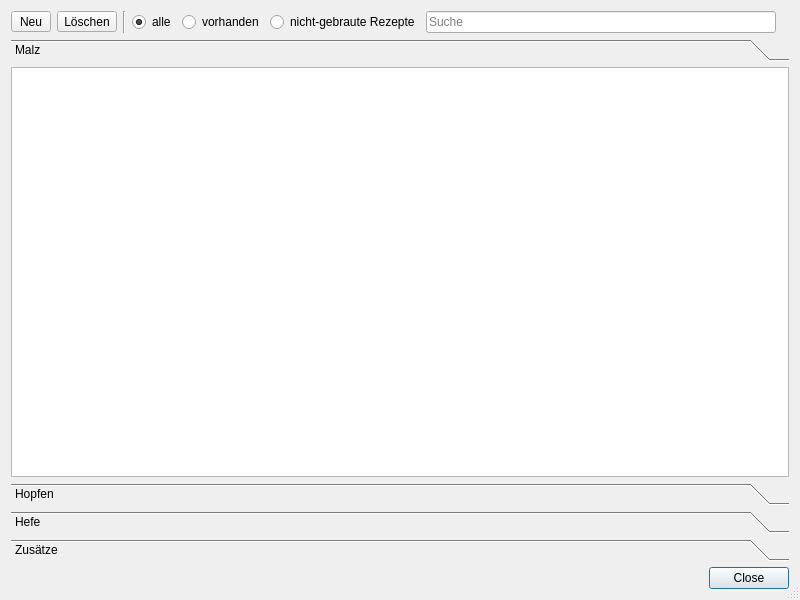
Before: the Qt Designer form kleiner-brauhelfer/dialogs/dlgrohstoffe.ui in kleiner-brauhelfer/kleiner-brauhelfer-2, drawn with Qt 5.
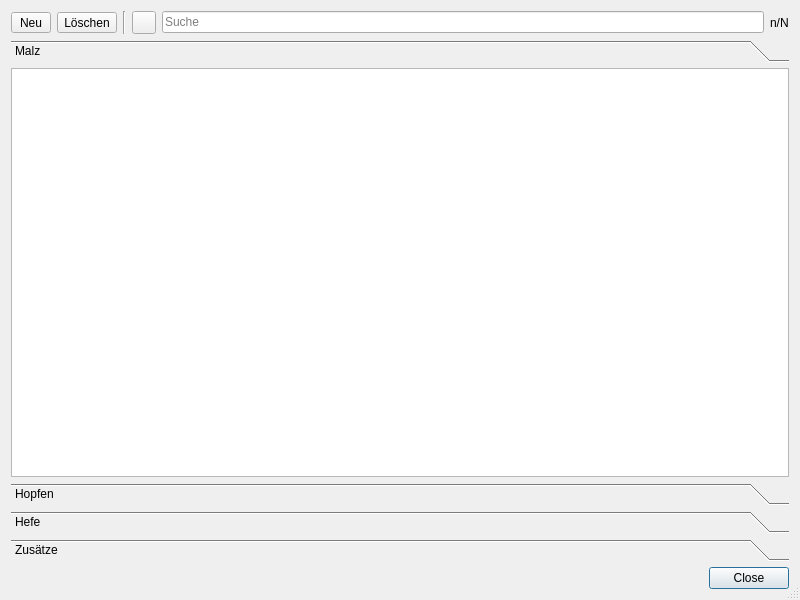
After: the same form once the commit is applied. Icons and pictures are not drawn. Custom widgets are drawn as their Qt base class.

```diff
--- a/kleiner-brauhelfer/dialogs/dlgrohstoffe.ui
+++ b/kleiner-brauhelfer/dialogs/dlgrohstoffe.ui
@@ -77,40 +77,14 @@
       </widget>
      </item>
      <item>
-      <widget class="QRadioButton" name="radioButtonAlle">
-       <property name="toolTip">
-        <string>&lt;html&gt;&lt;head/&gt;&lt;body&gt;&lt;p&gt;Hiermit werden &lt;span style=&quot; font-weight:600;&quot;&gt;alle Rohstoffe&lt;/span&gt; angezeigt.&lt;/p&gt;&lt;/body&gt;&lt;/html&gt;</string>
+      <widget class="FilterButtonLager" name="btnFilter">
+       <property name="icon">
+        <iconset theme="filter"/>
        </property>
-       <property name="text">
-        <string>alle</string>
-       </property>
-       <property name="checked">
-        <bool>true</bool>
-       </property>
       </widget>
      </item>
      <item>
-      <widget class="QRadioButton" name="radioButtonVorhanden">
-       <property name="toolTip">
-        <string>&lt;html&gt;&lt;head/&gt;&lt;body&gt;&lt;p&gt;Hiermit werden alle Rohstoffe angezeigt, welche eine &lt;span style=&quot; font-weight:600;&quot;&gt;Mengenangabe größer Null&lt;/span&gt; haben.&lt;/p&gt;&lt;/body&gt;&lt;/html&gt;</string>
-       </property>
-       <property name="text">
-        <string>vorhanden</string>
-       </property>
-      </widget>
-     </item>
-     <item>
-      <widget class="QRadioButton" name="radioButtonInGebrauch">
-       <property name="toolTip">
-        <string>&lt;html&gt;&lt;head/&gt;&lt;body&gt;&lt;p&gt;Hiermit werden alle Rohstoffe angezeigt, welche in einem &lt;span style=&quot; font-weight:600;&quot;&gt;nicht-gebrauten Rezept&lt;/span&gt; vorkommen.&lt;/p&gt;&lt;p&gt;Diese Rohstoffe werden in den Tabellen kursiv dargestellt.&lt;/p&gt;&lt;/body&gt;&lt;/html&gt;</string>
-       </property>
-       <property name="text">
-        <string>nicht-gebraute Rezepte</string>
-       </property>
-      </widget>
-     </item>
-     <item>
-      <widget class="QLineEdit" name="lineEditFilter">
+      <widget class="QLineEdit" name="tbFilter">
        <property name="toolTip">
         <string>&lt;html&gt;&lt;head/&gt;&lt;body&gt;&lt;p&gt;Hier wird eine &lt;span style=&quot; font-weight:600;&quot;&gt;Freitextsuche&lt;/span&gt; für die Rohstoffe ermöglicht.&lt;/p&gt;&lt;p&gt;Durchsucht werden alle Spalten mit Ausnahme Datum, Preis und Links.&lt;/p&gt;&lt;p&gt;&lt;span style=&quot; font-weight:700; color:#ff9300;&quot;&gt;Tipp:&lt;/span&gt; Für eine schnelle Suche genügen schon die ersten Buchstaben&lt;/p&gt;&lt;/body&gt;&lt;/html&gt;</string>
        </property>
@@ -123,7 +97,11 @@
       </widget>
      </item>
      <item>
-      <widget class="QLabel" name="lblNumItems"/>
+      <widget class="QLabel" name="lblFilter">
+       <property name="text">
+        <string notr="true">n/N</string>
+       </property>
+      </widget>
      </item>
     </layout>
    </item>
@@ -135,7 +113,7 @@
         <x>0</x>
         <y>0</y>
         <width>788</width>
-        <height>442</height>
+        <height>445</height>
        </rect>
       </property>
       <attribute name="label">
@@ -374,6 +352,11 @@
    <extends>QTableView</extends>
    <header>widgets/tableview.h</header>
   </customwidget>
+  <customwidget>
+   <class>FilterButtonLager</class>
+   <extends>QToolButton</extends>
+   <header>widgets/filterbuttonlager.h</header>
+  </customwidget>
  </customwidgets>
  <tabstops>
   <tabstop>buttonAdd</tabstop>
```
Left out of the diff: 17 changed lines with no effect on the pictures.
